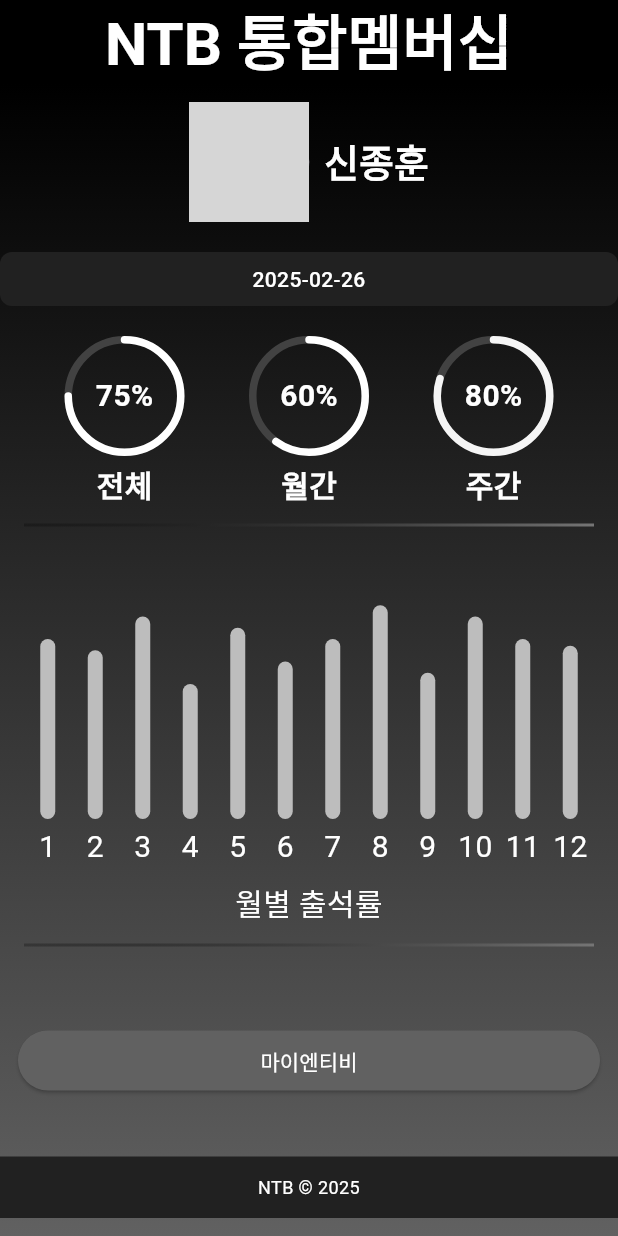
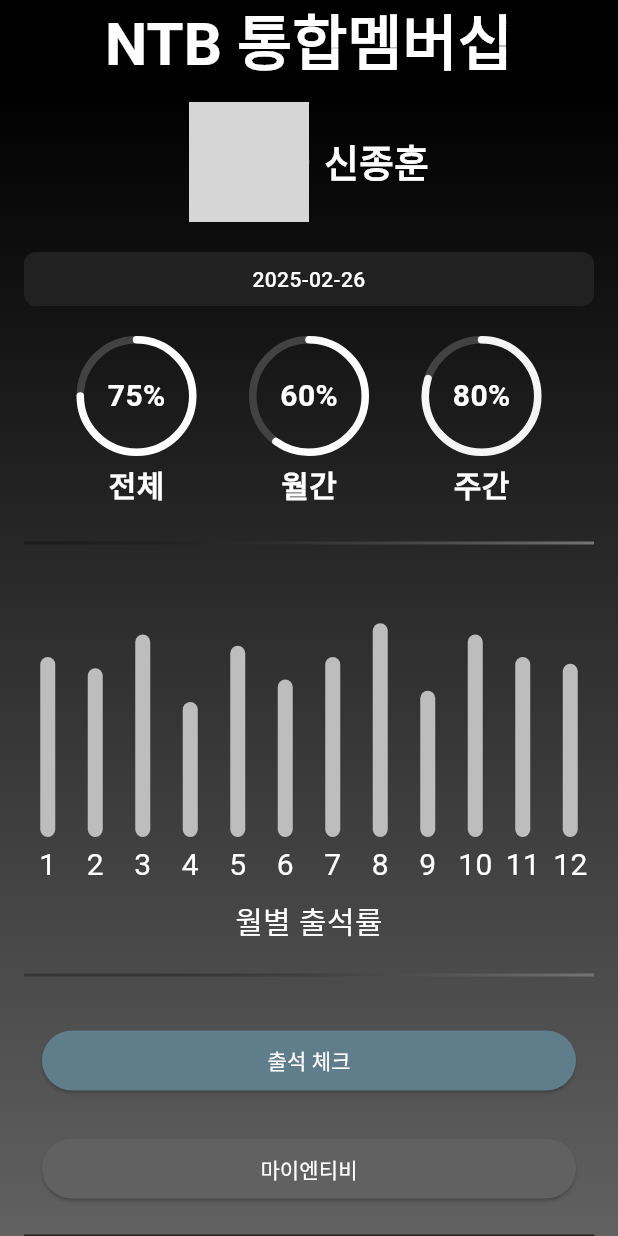
Before and after one commit to solardayz/ntb_app, a Flutter app: the screen it shows after launch, on a phone screen of 412 x 824 dp. Run offline on Flutter 3.47's test engine with Material 3 defaults, Android fonts, the phone set to English and light mode, and no system bars; drawn by our look-alikes of percent_indicator; network calls fail; grey boxes are pictures that could not be loaded.

Commit message:
Feat: Add Attendance Check Button and Adjust Button Layout in Membership Screen
- Adds a new "출석 체크" button with a blue-grey background in the membership screen.
- Implements a placeholder for the attendance check logic which currently displays a SnackBar message.
- Repositions the existing "마이엔티비" button below the new "출석 체크" button.
- Introduces a `SizedBox` for spacing between the buttons.

```diff
--- a/lib/screens/membership_screen.dart
+++ b/lib/screens/membership_screen.dart
@@ -101,50 +101,41 @@ class _MembershipScreenState extends State<MembershipScreen> {
             colors: [Colors.black, Colors.grey[700]!],
           ),
         ),
+        child: SingleChildScrollView(
           child: Padding(
-          padding: const EdgeInsets.symmetric(vertical: 12.0),
+            padding: const EdgeInsets.symmetric(vertical: 12.0, horizontal: 16.0),
             child: Column(
+              crossAxisAlignment: CrossAxisAlignment.stretch,
               children: [
                 _buildProfileSection(),
                 const SizedBox(height: 20),
                 _buildDateSelector(),
                 const SizedBox(height: 20),
                 _buildStatCircles(),
-              Container(
-                margin: const EdgeInsets.symmetric(vertical: 12.0, horizontal: 16.0),
-                height: 2,
-                decoration: BoxDecoration(
-                  gradient: LinearGradient(
-                    colors: [Colors.black26, Colors.grey[600]!],
-                  ),
-                ),
-              ),
+                const SizedBox(height: 12),
+                _buildDivider(),
                 const SizedBox(height: 16),
                 _buildMonthlyChart(),
                 const SizedBox(height: 8),
                 const Text(
                   "월별 출석률",
+                  textAlign: TextAlign.center,
                   style: TextStyle(
                     fontSize: 20,
                     fontWeight: FontWeight.w500,
                     color: Colors.white,
                   ),
                 ),
-              Container(
-                margin: const EdgeInsets.symmetric(vertical: 12.0, horizontal: 16.0),
-                height: 2,
-                decoration: BoxDecoration(
-                  gradient: LinearGradient(
-                    colors: [Colors.black26, Colors.grey[600]!],
-                  ),
-                ),
-              ),
-              const Spacer(),
-              _buildButton(),
-
-              const Spacer(),
+                const SizedBox(height: 8),
+                _buildDivider(),
+                const SizedBox(height: 8),
+                _buildAttendanceCheckButton(), // 출석 체크 버튼
+                // const SizedBox(height: 4),
+                _buildButton(), // 마이엔티비 버튼
+                const SizedBox(height: 8),
                 _buildFooter(),
               ],
+            ),
           ),
         ),
       ),
@@ -177,8 +168,6 @@ class _MembershipScreenState extends State<MembershipScreen> {
   Widget _buildDateSelector() {
     return GestureDetector(
       onTap: () => _selectDate(context),
-      child: SizedBox(
-        width: double.infinity,
       child: Container(
         padding: const EdgeInsets.symmetric(vertical: 8, horizontal: 16),
         decoration: BoxDecoration(
@@ -192,7 +181,6 @@ class _MembershipScreenState extends State<MembershipScreen> {
             fontSize: 14,
             fontWeight: FontWeight.w500,
             color: Colors.white,
-            ),
           ),
         ),
       ),
@@ -223,11 +211,28 @@ class _MembershipScreenState extends State<MembershipScreen> {
   }
 
   Widget _buildMonthlyChart() {
-    return Padding(
-      padding: const EdgeInsets.symmetric(horizontal: 16.0),
-      child: MonthlyChart(
+    return MonthlyChart(
       monthLabels: monthLabels,
       animationHeights: _animationHeights,
+    );
+  }
+
+  Widget _buildAttendanceCheckButton() {
+    return Container(
+      width: double.infinity,
+      padding: const EdgeInsets.all(12),
+      child: ElevatedButton(
+        style: ElevatedButton.styleFrom(
+          backgroundColor: Colors.blueGrey,
+        ),
+        onPressed: () {
+          ScaffoldMessenger.of(context).showSnackBar(
+            const SnackBar(
+              content: Text("출석 체크 완료!"),
+            ),
+          );
+        },
+        child: const Text('출석 체크', style: TextStyle(color: Colors.white)),
       ),
     );
   }
@@ -263,4 +268,16 @@ class _MembershipScreenState extends State<MembershipScreen> {
       ),
     );
   }
+
+  Widget _buildDivider() {
+    return Container(
+      margin: const EdgeInsets.symmetric(vertical: 12.0),
+      height: 2,
+      decoration: BoxDecoration(
+        gradient: LinearGradient(
+          colors: [Colors.black26, Colors.grey[600]!],
+        ),
+      ),
+    );
   }
+}
```
Lines whose indentation alone changed are shown as unchanged.
